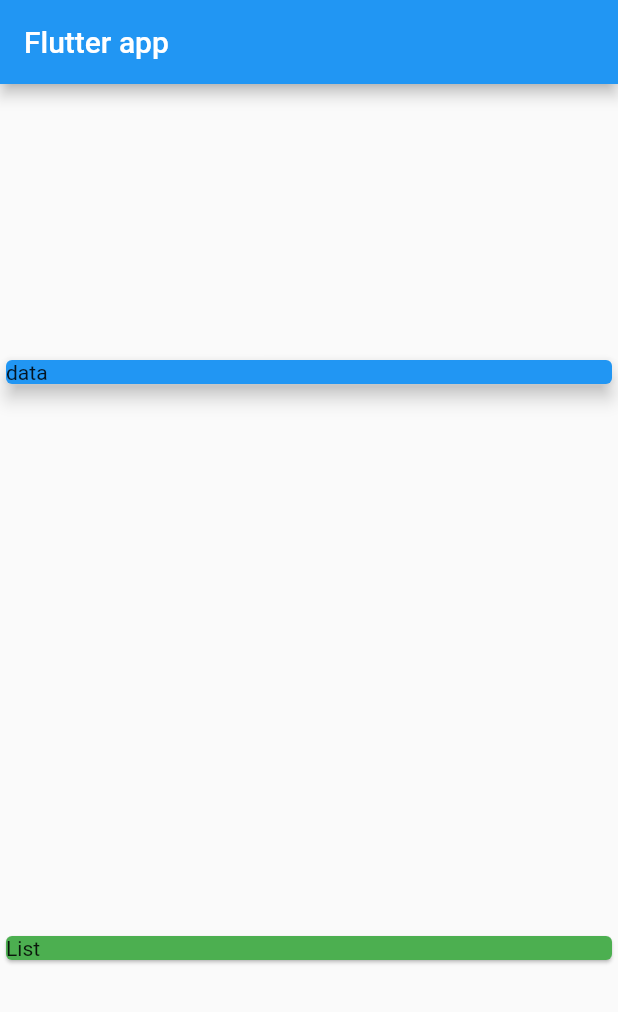
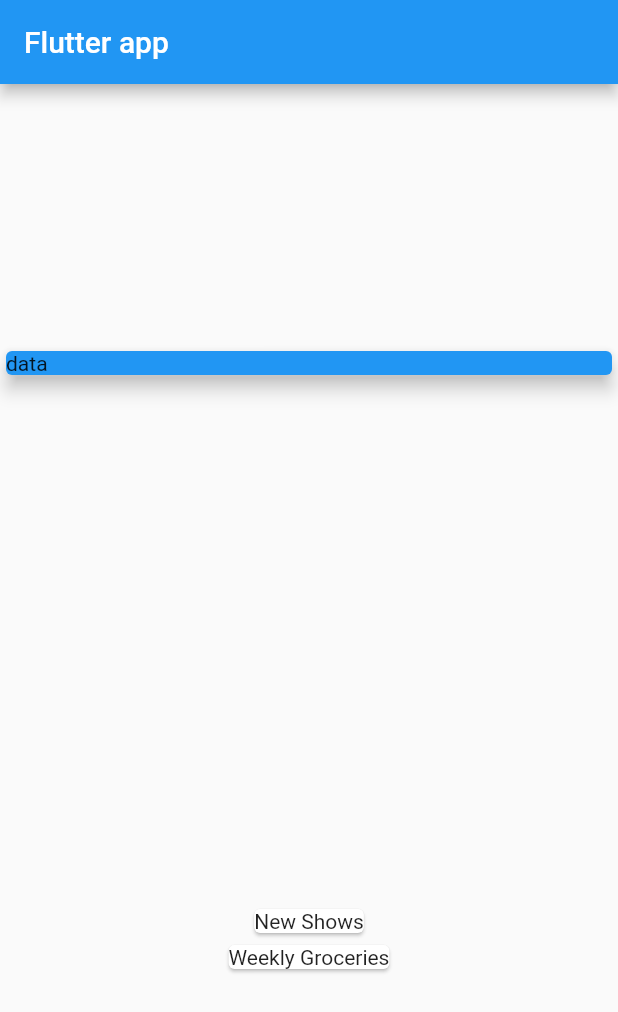
Before and after one commit to mvgmenezes/flutter_personal_expenses, a Flutter app: the screen it shows after launch, on a phone screen of 412 x 824 dp. Shown: the top 1012 px of the screen. Run offline on Flutter 3.47's test engine with Material 2 defaults, Android fonts, the phone set to English and light mode, and no system bars.

Commit message:
Showing a list of objects as a widget

```diff
--- a/lib/main.dart
+++ b/lib/main.dart
@@ -1,5 +1,6 @@
 import 'package:flutter/material.dart';
 import 'package:flutter/rendering.dart';
+import './transaction.dart';
 
 void main() => runApp(MyApp());
 
@@ -14,6 +15,13 @@ class MyApp extends StatelessWidget {
 }
 
 class MyHomePage extends StatelessWidget {
+  final List<Transaction> transctions = [
+    Transaction(id: 't1', title: 'New Shows',amount: 69.99,date: DateTime.now()),
+    Transaction(id: 't2', title: 'Weekly Groceries',amount: 16.53,date: DateTime.now())
+  ];
+
+
+
    @override
   Widget build(BuildContext context) {
     return Scaffold(
@@ -32,10 +40,12 @@ class MyHomePage extends StatelessWidget {
             child: Text('data'),
           ),
         ),
-        Card(
-          color: Colors.green,
-          child: Text('List'),
-          ),
+        Column(
+          children: transctions.map((trans) {
+            return Card(
+              child: Text(trans.title)
+            );
+       }).toList(),),
       ],)
       );
   }
--- /dev/null
+++ b/lib/transaction.dart
@@ -0,0 +1,10 @@
+import 'package:flutter/foundation.dart';
+
+class Transaction {
+  final String id;
+  final String title;
+  final double amount;
+  final DateTime date;
+
+  Transaction({@required this.id,@required this.title,@required this.amount,@required this.date});
+}
```
